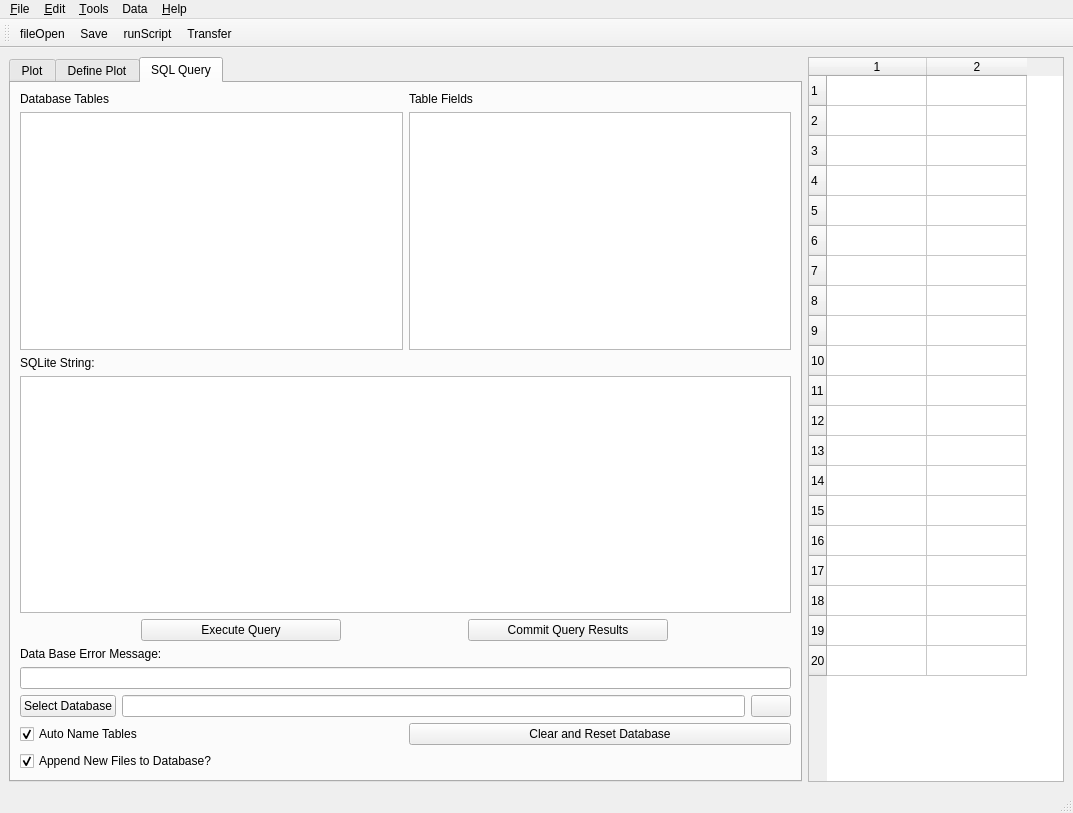
Above: XTandem_Parsing/main.ui from mfitzp/toolz before the change. Below: the same form after it.
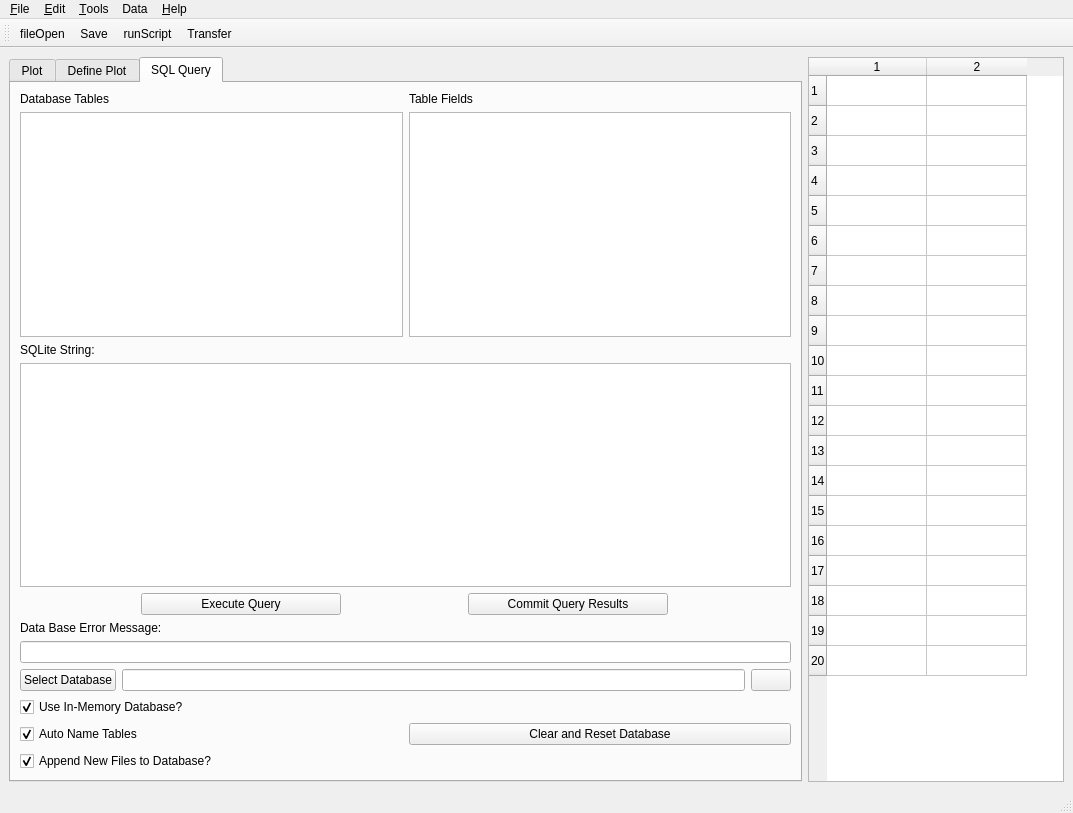
That is the form after the change. The open tabs and pages were chosen to show the change. Icons and pictures are not drawn. Custom widgets are drawn as their Qt base class.

```diff
--- a/XTandem_Parsing/main.ui
+++ b/XTandem_Parsing/main.ui
@@ -241,7 +241,11 @@
                </widget>
               </item>
               <item>
-               <widget class="QLineEdit" name="curDBpathname" />
+               <widget class="QLineEdit" name="curDBpathname" >
+                <property name="readOnly" >
+                 <bool>true</bool>
+                </property>
+               </widget>
               </item>
               <item>
                <widget class="QPushButton" name="dbConnectedBtn" >
@@ -267,6 +271,16 @@
               </item>
              </layout>
             </item>
+            <item>
+             <widget class="QCheckBox" name="useMemDB_CB" >
+              <property name="text" >
+               <string>Use In-Memory Database?</string>
+              </property>
+              <property name="checked" >
+               <bool>true</bool>
+              </property>
+             </widget>
+            </item>
             <item>
              <layout class="QVBoxLayout" >
               <item>
```
Left out of the diff: 2 changed lines with no effect on the pictures.
